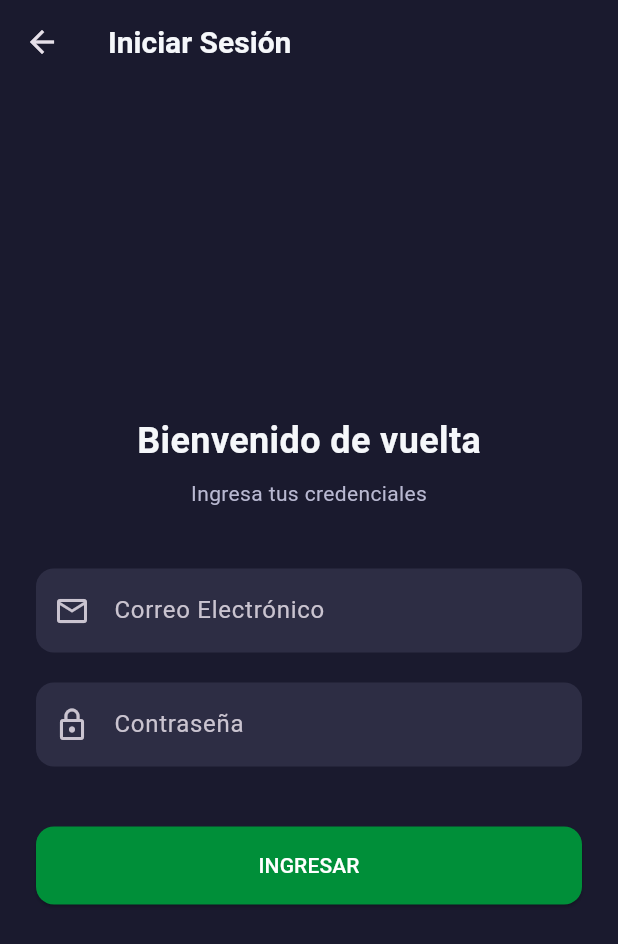
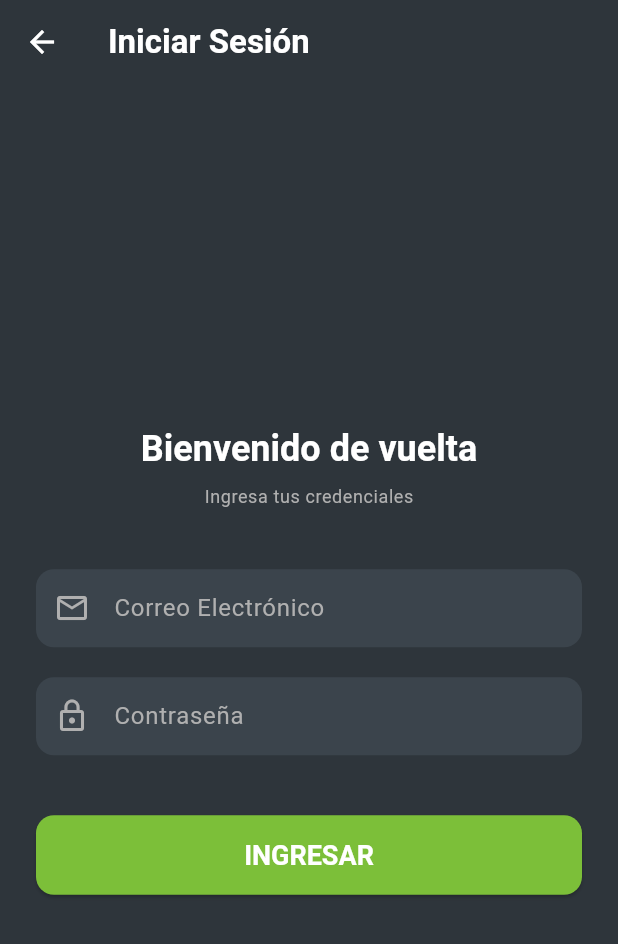
Before and after one commit to andrefgk/wimpillay-main, a Flutter app: the screen it shows after launch, after a tap on "Iniciar Sesión con Correo", on a phone screen of 412 x 824 dp. Shown: the top 944 px of the screen. Run offline on Flutter 3.47's test engine with Material 3 defaults, Android fonts, the phone set to English and light mode, and no system bars; our stand-ins replace cloud_firestore, firebase_auth, firebase_core, google_sign_in, qr_flutter; accounts and stored records are empty; Roboto replaces fonts that are missing (Poppins).

Commit message:
Wimpillay v2.3

```diff
--- a/lib/main.dart
+++ b/lib/main.dart
@@ -1,71 +1,109 @@
 import 'package:flutter/material.dart';
-import 'package:firebase_core/firebase_core.dart'; // [cite: 4]
-// Importamos el nuevo AuthGate
+import 'package:firebase_core/firebase_core.dart';
 import 'package:wimpillay_main/screens/auth/auth_gate.dart';
-import 'firebase_options.dart'; // [cite: 4]
-import 'package:wimpillay_main/utils/styles.dart'; // Importamos los nuevos estilos
+import 'firebase_options.dart';
+import 'package:wimpillay_main/utils/styles.dart';
 
 void main() async {
   WidgetsFlutterBinding.ensureInitialized();
-  await Firebase.initializeApp( // [cite: 5]
+  await Firebase.initializeApp(
     options: DefaultFirebaseOptions.currentPlatform,
   );
   runApp(const MyApp());
 }
 
 class MyApp extends StatelessWidget {
-  const MyApp({super.key}); // [cite: 6]
+  const MyApp({super.key});
 
   @override
-  Widget build(BuildContext context) { // [cite: 6]
+  Widget build(BuildContext context) {
     return MaterialApp(
       debugShowCheckedModeBanner: false,
       title: 'Wimpillay Transportes',
 
-      // --- Definimos el tema oscuro ---
+      // --- Nuevo Tema Elegante, Atractivo y Moderno ---
       theme: ThemeData(
-        brightness: Brightness.dark,
-        primaryColor: AppColors.primaryGreen,
-        scaffoldBackgroundColor: AppColors.darkBackground,
-        cardColor: AppColors.lightCard,
+        brightness: Brightness.dark, // Seguimos con un fondo oscuro, pero más "cálido"
+        primaryColor: AppColors.primaryGreenLight, // Verde principal para interacciones
+        colorScheme: const ColorScheme.dark( // Definir un ColorScheme oscuro
+          primary: AppColors.primaryGreenLight,
+          secondary: AppColors.accentOrange,
+          background: AppColors.primaryBackground,
+          surface: AppColors.cardBackground, // Para Cards y Surfaces
+          onPrimary: Colors.white,
+          onSecondary: Colors.white,
+          onBackground: AppColors.lightText,
+          onSurface: AppColors.lightText,
+          error: AppColors.error,
+        ),
+        scaffoldBackgroundColor: AppColors.primaryBackground, // Fondo de la app
+        cardColor: AppColors.cardBackground, // Color de las tarjetas
 
         // Estilo de botones
         elevatedButtonTheme: ElevatedButtonThemeData(
           style: ElevatedButton.styleFrom(
-            backgroundColor: AppColors.primaryGreen, // Botones verdes
-            foregroundColor: Colors.white,
+            backgroundColor: AppColors.primaryGreenLight, // Botones con el verde más claro
+            foregroundColor: AppColors.lightText, // Texto de botón blanco
             shape: RoundedRectangleBorder(
               borderRadius: BorderRadius.circular(12),
             ),
             padding: const EdgeInsets.symmetric(vertical: 16),
+            textStyle: const TextStyle(fontSize: 18, fontWeight: FontWeight.bold),
           ),
         ),
 
         // Estilo de campos de texto
         inputDecorationTheme: InputDecorationTheme(
           filled: true,
-          fillColor: AppColors.lightCard,
+          fillColor: AppColors.cardBackground, // Fondo de campos de texto
+          hintStyle: const TextStyle(color: AppColors.secondaryText),
+          labelStyle: const TextStyle(color: AppColors.secondaryText),
+          prefixIconColor: AppColors.secondaryText,
           border: OutlineInputBorder(
             borderRadius: BorderRadius.circular(12),
             borderSide: BorderSide.none,
           ),
-          hintStyle: const TextStyle(color: AppColors.secondaryText),
+          focusedBorder: OutlineInputBorder( // Borde cuando el campo está enfocado
+            borderRadius: BorderRadius.circular(12),
+            borderSide: const BorderSide(color: AppColors.primaryGreenLight, width: 2),
+          ),
         ),
 
         // Estilo del AppBar
         appBarTheme: const AppBarTheme(
-          backgroundColor: AppColors.darkBackground,
+          backgroundColor: AppColors.primaryBackground, // AppBar coincide con el fondo
           elevation: 0,
           titleTextStyle: TextStyle(
             color: AppColors.lightText,
-            fontSize: 20,
-            fontWeight: FontWeight.bold
+            fontSize: 22, // Títulos un poco más grandes
+            fontWeight: FontWeight.bold,
+            fontFamily: 'Poppins',
           ),
+          iconTheme: IconThemeData(color: AppColors.lightText), // Iconos blancos
+        ),
+
+        // Estilo del texto
+        textTheme: const TextTheme(
+          displayLarge: TextStyle(color: AppColors.lightText),
+          displayMedium: TextStyle(color: AppColors.lightText),
+          displaySmall: TextStyle(color: AppColors.lightText),
+          headlineLarge: TextStyle(color: AppColors.lightText),
+          headlineMedium: TextStyle(color: AppColors.lightText),
+          headlineSmall: TextStyle(color: AppColors.lightText), // Para "Bienvenido"
+          titleLarge: TextStyle(color: AppColors.lightText),
+          titleMedium: TextStyle(color: AppColors.lightText), // Para labels
+          titleSmall: TextStyle(color: AppColors.lightText),
+          bodyLarge: TextStyle(color: AppColors.lightText),
+          bodyMedium: TextStyle(color: AppColors.lightText),
+          bodySmall: TextStyle(color: AppColors.secondaryText), // Para texto más tenue
+          labelLarge: TextStyle(color: AppColors.lightText),
+          labelMedium: TextStyle(color: AppColors.secondaryText),
+          labelSmall: TextStyle(color: AppColors.secondaryText),
         ),
       ),
-      // --- Fin del tema ---
+      // --- Fin del Tema ---
 
-      home: const AuthGate(), // ¡Este es el cambio principal!
+      home: const AuthGate(),
     );
   }
 }
--- a/lib/screens/auth/email_login_screen.dart
+++ b/lib/screens/auth/email_login_screen.dart
@@ -28,22 +28,16 @@ class _EmailLoginScreenState extends State<EmailLoginScreen> {
 
     if (!mounted) return;
 
-    // --- ¡AQUÍ ESTÁ LA CORRECCIÓN! ---
     if (userCredential != null) {
-      // Si el login fue exitoso, AuthGate ya nos llevó al Home.
-      // Cerramos todas las pantallas de autenticación (Login y EmailLogin)
-      // para revelar el Home que está debajo.
       Navigator.of(context).popUntil((route) => route.isFirst);
     } else {
-      // Si falló, mostramos el error
       ScaffoldMessenger.of(context).showSnackBar(
         const SnackBar(
           content: Text('Correo o contraseña incorrectos.'),
-          backgroundColor: Colors.red,
+          backgroundColor: AppColors.error, // Usar el color de error del tema
         ),
       );
     }
-    // --- FIN DE LA CORRECCIÓN ---
 
     if (mounted) {
       setState(() => _isLoading = false);
@@ -59,10 +53,11 @@ class _EmailLoginScreenState extends State<EmailLoginScreen> {
 
   @override
   Widget build(BuildContext context) {
+    final theme = Theme.of(context); // Obtener el tema
     return Scaffold(
       appBar: AppBar(
         title: const Text('Iniciar Sesión'),
-        backgroundColor: AppColors.darkBackground,
+        backgroundColor: theme.appBarTheme.backgroundColor, // Usar el color del AppBar del tema
       ),
       body: Center(
         child: SingleChildScrollView(
@@ -72,18 +67,16 @@ class _EmailLoginScreenState extends State<EmailLoginScreen> {
             child: Column(
               mainAxisAlignment: MainAxisAlignment.center,
               children: [
-                const Text(
+                Text(
                   'Bienvenido de vuelta',
-                  style: TextStyle(
-                    fontSize: 24,
+                  style: theme.textTheme.headlineSmall?.copyWith( // Usar estilos del tema
                     fontWeight: FontWeight.bold,
-                    color: AppColors.lightText,
                   ),
                 ),
                 const SizedBox(height: 8),
-                const Text(
+                Text(
                   'Ingresa tus credenciales',
-                  style: TextStyle(color: AppColors.secondaryText),
+                  style: theme.textTheme.bodySmall, // Texto secundario
                 ),
                 const SizedBox(height: 40),
                 TextFormField(
@@ -95,6 +88,7 @@ class _EmailLoginScreenState extends State<EmailLoginScreen> {
                   keyboardType: TextInputType.emailAddress,
                   validator: (value) =>
                       value!.isEmpty ? 'Ingresa un correo' : null,
+                  style: theme.textTheme.bodyMedium, // Estilo del texto que se escribe
                 ),
                 const SizedBox(height: 20),
                 TextFormField(
@@ -102,17 +96,17 @@ class _EmailLoginScreenState extends State<EmailLoginScreen> {
                   decoration: const InputDecoration(
                     labelText: 'Contraseña',
                     prefixIcon: Icon(Icons.lock_outline),
-                    // Aquí iría la lógica para ocultar/mostrar contraseña
                   ),
                   obscureText: true,
                   validator: (value) =>
                       value!.isEmpty ? 'Ingresa una contraseña' : null,
+                  style: theme.textTheme.bodyMedium, // Estilo del texto que se escribe
                 ),
                 const SizedBox(height: 40),
                 SizedBox(
                   width: double.infinity,
                   child: _isLoading
-                      ? const Center(child: CircularProgressIndicator())
+                      ? const Center(child: CircularProgressIndicator(color: AppColors.primaryGreenLight))
                       : ElevatedButton(
                           onPressed: _login,
                           child: const Text('INGRESAR'),
--- a/lib/screens/auth/email_register_screen.dart
+++ b/lib/screens/auth/email_register_screen.dart
@@ -46,7 +46,7 @@ class _EmailRegisterScreenState extends State<EmailRegisterScreen> {
         barrierDismissible: false, // No se puede cerrar tocando fuera
         builder: (BuildContext dialogContext) {
           return AlertDialog(
-            backgroundColor: AppColors.lightCard,
+            backgroundColor: AppColors.lightText,
             title: const Text(
               "¡Cuenta Creada!",
               style: TextStyle(color: AppColors.lightText),
@@ -58,7 +58,7 @@ class _EmailRegisterScreenState extends State<EmailRegisterScreen> {
             actions: [
               TextButton(
                 style: TextButton.styleFrom(
-                  foregroundColor: AppColors.primaryGreen,
+                  foregroundColor: AppColors.primaryGreenDark,
                 ),
                 child: const Text("Iniciar Sesión"),
                 onPressed: () {
--- a/lib/screens/passenger/passenger_home.dart
+++ b/lib/screens/passenger/passenger_home.dart
@@ -14,7 +14,7 @@ class PassengerHome extends StatefulWidget {
 }
 
 class _PassengerHomeState extends State<PassengerHome> {
-  int adult = 1;
+  int adult = 0;
   int university = 0;
   int school = 0;
   final double adultPrice = 1.0;
--- a/lib/utils/styles.dart
+++ b/lib/utils/styles.dart
@@ -1,78 +1,101 @@
 import 'package:flutter/material.dart';
 
 class AppColors {
-  // Colores de la marca Wimpillay (basados en el bus)
+  // --- Colores principales basados 100% en tu imagen del bus ---
+  // Verde oscuro (el #559C3C de tu paleta)
+  static const Color primaryGreenDark = Color(0xFF559C3C);
+  // Verde claro (el #8AD938 o #7CBF39 de tu paleta, usaremos uno como primario)
+  static const Color primaryGreenLight = Color(0xFF7CBF39);
+  // Naranja acento (el #F2561D de tu paleta)
+  static const Color accentOrange = Color(0xFFF2561D);
+
+  // --- Colores para el tema de la app (ahora más elegantes) ---
+  // Fondo principal (un gris oscuro moderno, menos "negro")
+  static const Color primaryBackground = Color(0xFF2E353B);
+  // Fondo de tarjetas/elementos (un gris un poco más claro)
+  static const Color cardBackground = Color(0xFF3B444C);
+  // Texto principal
+  static const Color lightText = Colors.white;
+  // Texto secundario/hints
+  static const Color secondaryText = Color(0xFFB0B0B0);
+
+  // --- Otros colores útiles ---
+  static const Color success = Color(0xFF10B981); // Mantener para mensajes de éxito
+  static const Color error = Color(0xFFEF4444);   // Rojo para errores
+  static const Color warning = Color(0xFFF59E0B);  // Amarillo para advertencias
+
   static const Color primaryGreen = Color(0xFF008F39); // Verde principal
-  static const Color accentOrange = Color(0xFFF37A20); // Naranja acento
+   // Naranja acento
 
   // Tema oscuro (basado en tu ejemplo)
   static const Color darkBackground = Color(0xFF1A1A2E); // Un azul/negro oscuro
   static const Color lightCard = Color(0xFF2D2D44);
-  static const Color lightText = Color(0xFFF5F7FA);
-  static const Color secondaryText = Color(0xFFB8B8D1);
+
 
   // --- Colores anteriores (los mantenemos si los usas en otro lado) ---
   static const Color primary = Color(0xFF2563EB); // [cite: 123]
   static const Color secondary = Color(0xFF64748B); // [cite: 123]
   static const Color background = Color(0xFFF8FAFC); // [cite: 124]
-  static const Color success = Color(0xFF10B981); // [cite: 124]
-  static const Color warning = Color(0xFFF59E0B); // [cite: 124]
+
 }
 
-// ... (Tu clase TextStyles existente) ... [cite: 125]
+// ... (Tu clase TextStyles, podemos mantenerla igual por ahora o adaptarla si quieres) ...
+// Por ahora, mantendré los TextStyles que ya tenías, pero el ThemeData en main.dart los sobrescribirá o complementará.
 class TextStyles {
-  static const TextStyle appBarTitle = TextStyle( // [cite: 125]
+  static const TextStyle appBarTitle = TextStyle(
     color: Colors.white,
     fontSize: 24,
     fontWeight: FontWeight.bold,
     fontFamily: 'Poppins',
   );
-  static const TextStyle appBarSubtitle = TextStyle( // [cite: 126]
+  static const TextStyle appBarSubtitle = TextStyle(
     color: Colors.white,
     fontSize: 14,
     fontWeight: FontWeight.normal,
     fontFamily: 'Poppins',
   );
-  static const TextStyle sectionTitle = TextStyle( // [cite: 127]
-    color: AppColors.secondary,
+  static const TextStyle sectionTitle = TextStyle(
+    color: AppColors.secondaryText,
     fontSize: 16,
     fontWeight: FontWeight.w600,
     fontFamily: 'Poppins',
   );
-  static const TextStyle counterLabel = TextStyle( // [cite: 128]
-    color: Colors.black,
+  static const TextStyle counterLabel = TextStyle(
+    color: Colors.black, // Se ajustará con el tema
     fontSize: 16,
     fontWeight: FontWeight.w600,
     fontFamily: 'Poppins',
   );
-  static const TextStyle counterPrice = TextStyle( // [cite: 129]
-    color: AppColors.secondary,
+  static const TextStyle counterPrice = TextStyle(
+    color: AppColors.secondaryText, // Se ajustará con el tema
     fontSize: 14,
     fontWeight: FontWeight.normal,
     fontFamily: 'Poppins',
   );
-  static const TextStyle counterValue = TextStyle( // [cite: 130]
-    color: Colors.black,
+  static const TextStyle counterValue = TextStyle(
+    color: Colors.black, // Se ajustará con el tema
     fontSize: 18,
     fontWeight: FontWeight.bold,
     fontFamily: 'Poppins',
   );
-  static const TextStyle totalLabel = TextStyle( // [cite: 131]
-    color: AppColors.secondary,
+  static const TextStyle totalLabel = TextStyle(
+    color: AppColors.secondaryText, // Se ajustará con el tema
     fontSize: 18,
     fontWeight: FontWeight.w600,
     fontFamily: 'Poppins',
   );
-  static const TextStyle totalAmount = TextStyle( // [cite: 132]
-    color: AppColors.primary,
+  static const TextStyle totalAmount = TextStyle(
+    color: AppColors.primaryGreenLight, // Se ajustará con el tema
     fontSize: 24,
     fontWeight: FontWeight.bold,
     fontFamily: 'Poppins',
   );
-  static const TextStyle buttonText = TextStyle( // [cite: 133]
+  static const TextStyle buttonText = TextStyle(
     color: Colors.white,
     fontSize: 16,
     fontWeight: FontWeight.w600,
     fontFamily: 'Poppins',
   );
+
+
 }
```
Also changed, not shown: lib/screens/passenger/ticket_screen.dart (+84 -66 lines).
